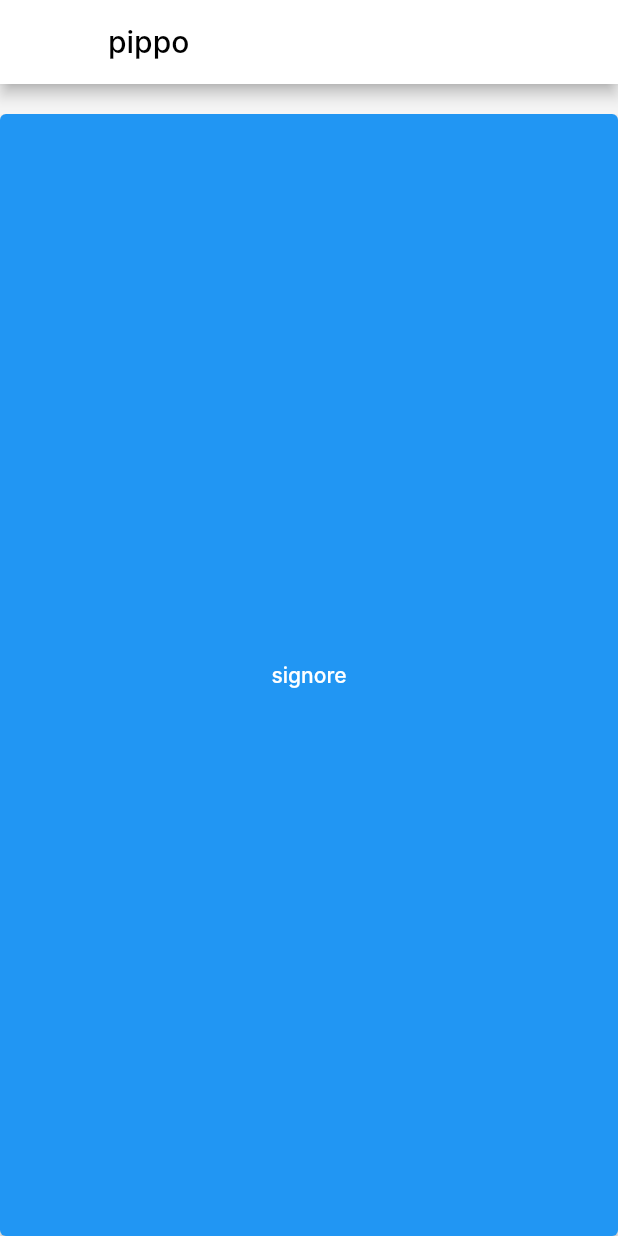
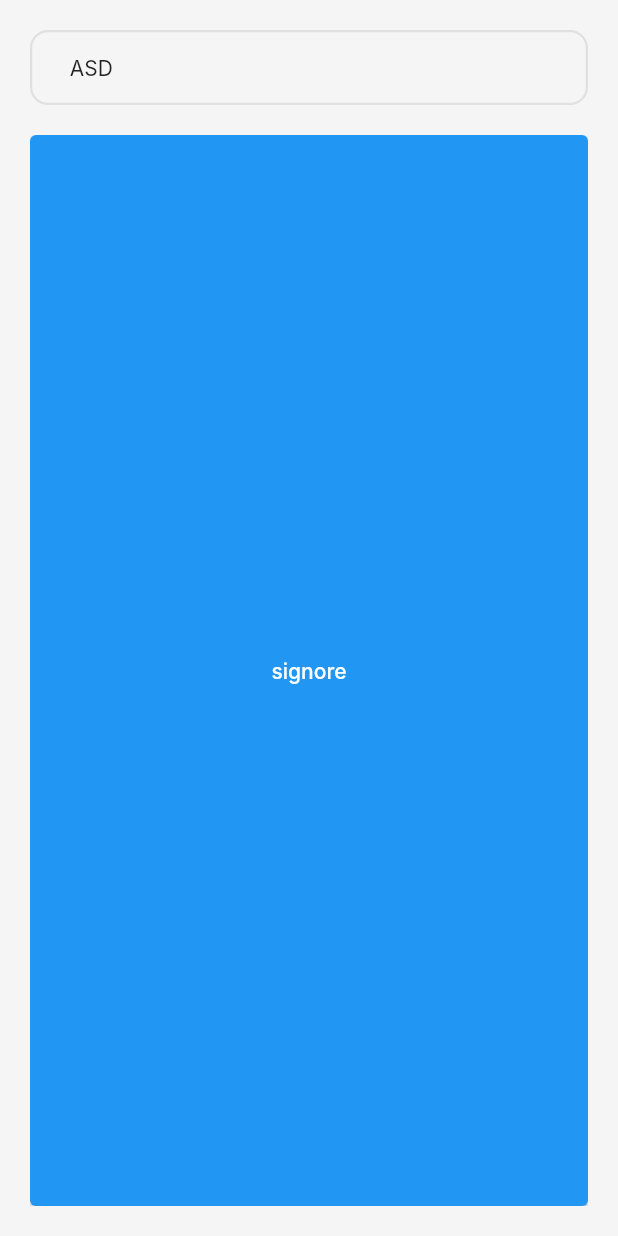
Before and after one commit to BoringStuff-SRL/FlutterBoringApp, a Flutter app: the screen it shows after launch, on a phone screen of 412 x 824 dp. Run offline on Flutter 3.47's test engine with Material 3 defaults, Android fonts, the phone set to English and light mode, and no system bars; our stand-ins replace go_router; missing offline and left inert: boringcore; Roboto replaces fonts that are missing (Inter).

Commit message:
added missing implementation for TopNavigation

```diff
--- a/example/lib/main.dart
+++ b/example/lib/main.dart
@@ -1,13 +1,50 @@
-import 'package:boring_app/boring_app/boring_app.dart';
-import 'package:boring_app/boring_app/navigation/drawer/boring_navigation_drawer.dart';
-import 'package:boring_app/boring_app/navigation/drawer/style/boring_drawer_style.dart';
-import 'package:boring_app/boring_app/navigation/navigation_entry.dart';
-import 'package:boring_app/boring_app/pages/boring_page.dart';
-import 'package:boring_app/boring_app/pages/boring_page_group.dart';
+import 'package:boring_app/boring_app.dart';
 import 'package:flutter/material.dart';
 
 void main(List<String> args) {
   runApp(MyApp());
+}
+
+class BoringTopNavigation<T> extends BoringNavigation<T> {
+  BoringTopNavigation({super.appBarNotifier, super.appBarBuilder});
+
+  @override
+  Widget builder(
+      BuildContext context,
+      List<BoringNavigationGroupWithSelection> navigationGroups,
+      BoxConstraints constraints) {
+    final children = <Widget>[];
+
+    for (final group in navigationGroups) {
+      final childrenWidgets = group.entries
+          .map((e) => e.toDrawerTile(context, const BoringDrawerTileStyle()))
+          .toList();
+
+      children.addAll(childrenWidgets);
+    }
+
+    return PreferredSize(
+      preferredSize: const Size.fromHeight(200),
+      child: Container(
+        padding: const EdgeInsets.symmetric(horizontal: 25, vertical: 15),
+        margin: const EdgeInsets.only(top: 20, left: 20, right: 20),
+        decoration: BoxDecoration(
+          borderRadius: BorderRadius.circular(12),
+          border: Border.all(color: Colors.grey.shade300, width: 1.5),
+        ),
+        child: Row(
+          children: [Text("ASD")],
+        ),
+      ),
+    );
+  }
+
+  @override
+  bool get embraceAppBar => true;
+
+  @override
+  BoringNavigationPosition get navigationPosition =>
+      BoringNavigationPosition.top;
 }
 
 class MyApp extends StatelessWidget {
@@ -17,7 +54,7 @@ class MyApp extends StatelessWidget {
 
   @override
   Widget build(BuildContext context) {
-    return BoringApp.withGroups(
+    return BoringApp(
       initialLocation: "/a",
       themeConfig: BoringThemeConfig(
           theme: ThemeData(
@@ -34,27 +71,8 @@ class MyApp extends StatelessWidget {
             shape: RoundedRectangleBorder(
                 borderRadius: BorderRadius.all(Radius.circular(15)))),
       )),
-      boringNavigation: BoringNavigationDrawer<String>(
-        appBarNotifier: testNotifier,
-        rightPosition: false,
-        drawerStyle: const BoringDrawerStyle(
-            width: 230,
-            backgroundColor: Colors.white,
-            drawerContentPadding: EdgeInsets.symmetric(horizontal: 25),
-            drawerRadius: BorderRadius.all(Radius.circular(10))),
-        appBarBuilder: (context, state, navGroups, notifier, drawerVisible) {
-          print('build appbar');
-          return AppBar(
-            backgroundColor: Colors.white,
-            title: Text(
-              notifier!.value,
-              style: TextStyle(color: Colors.black),
-            ),
-          );
-        },
-      ),
-      pageGroups: [
-        BoringPageGroup(name: 'Vincenzo de simone', pages: [
+      boringNavigation: BoringTopNavigation(),
+      pages: [
         BoringPageWidget(
           navigationEntry:
               BoringNavigationEntry("/a", icon: const Icon(Icons.abc)),
@@ -64,39 +82,12 @@ class MyApp extends StatelessWidget {
             return ElevatedButton(
               onPressed: () {
                 testNotifier.value = '${++index}';
+                p0.go('/a/12');
               },
               child: Text('signore'),
             );
           },
         ),
-          BoringPageWidget(
-            navigationEntry: BoringNavigationEntry("/b",
-                label: "B", icon: const Icon(Icons.add_chart_sharp)),
-            builder: (p0, p1) {
-              return const Center(
-                child: Text("B"),
-              );
-            },
-          ),
-          BoringPageWidget(
-            navigationEntry: BoringNavigationEntry("/",
-                label: "ROOT", icon: const Icon(Icons.add_chart_sharp)),
-            builder: (p0, p1) {
-              return const Center(
-                child: Text("ROOT"),
-              );
-            },
-          ),
-          BoringPageWidget(
-            hideFromNavigation: true,
-            navigationEntry: BoringNavigationEntry("/c", label: "C"),
-            builder: (p0, p1) {
-              return const Center(
-                child: Text("C"),
-              );
-            },
-          ),
-        ])
       ],
     );
   }
--- a/lib/boring_app/navigation/boring_navigation.dart
+++ b/lib/boring_app/navigation/boring_navigation.dart
@@ -50,6 +50,15 @@ abstract class BoringNavigation<T> {
           ? builder(context, navigationGroups, constraints)
           : null;
 
+  PreferredSizeWidget? _topNav(
+          BuildContext context,
+          List<BoringNavigationGroupWithSelection> navigationGroups,
+          BoxConstraints constraints) =>
+      navigationPosition == BoringNavigationPosition.top
+          ? builder(context, navigationGroups, constraints)
+              as PreferredSizeWidget
+          : null;
+
   Widget _child(BuildContext context, BoxConstraints constraints, Widget child,
       Widget? navigationWidget, Widget? appBar, BoringThemeConfig theme) {
     return content(context, child, navigationPosition, constraints,
@@ -92,13 +101,14 @@ abstract class BoringNavigation<T> {
       final bool drawerVisible = isDrawerVisible(constraints);
       final navGroups = navigationGroups.withSelection(state);
       final drawer = _drawer(context, navGroups, constraints);
+
       // final appBar =
       //     appBarBuilder?.call(context, state, navGroups, appBarNotifier);
       return Scaffold(
         drawer: (!drawerVisible && !navigationPosition.isRight) ? drawer : null,
         endDrawer:
             (!drawerVisible && navigationPosition.isRight) ? drawer : null,
-        //appBar: _topAppBar(context, constraints, appBar),
+        appBar: _topNav(context, navGroups, constraints),
         bottomNavigationBar: _bottomNav(context, navGroups, constraints),
         body: _child(
             context,
--- a/lib/boring_app/navigation/breakpoints.dart
+++ b/lib/boring_app/navigation/breakpoints.dart
@@ -30,7 +30,10 @@ Widget content<T>(
   switch (navigationPosition) {
     case BoringNavigationPosition.bottom:
     case BoringNavigationPosition.top:
-      return child;
+      return Padding(
+        padding: EdgeInsets.all(theme.appPadding),
+        child: child,
+      );
     default:
       if (constraints.maxWidth < persistentSide) {
         return childContent;
```
Lines whose indentation alone changed are shown as unchanged.
